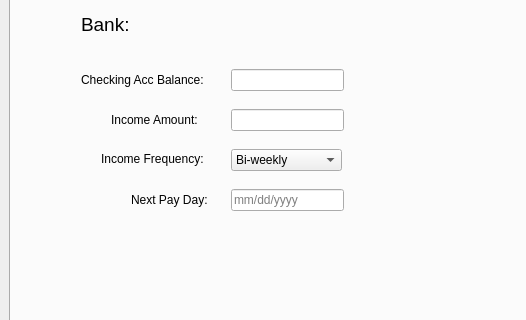
The window that realwindow.ui (robscott1/TransactionSorter) describes before a commit, drawn with Qt 5; both pictures show x 0 to 526 and y 155 to 475 of the 1224 by 947 pixel window.
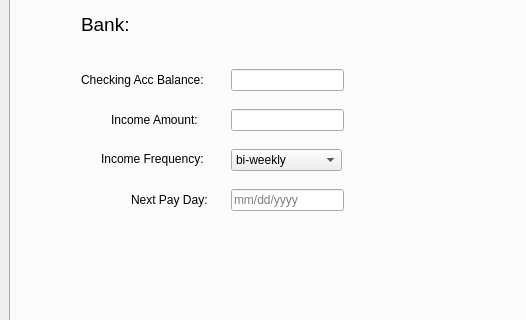
The same window after the commit.

Commit message: Made changes to .ui that will go into play next time it is converted. GUI was manually changed to what the comboBox freqPayDay will be -- just a change from upper case to lower case

Diff of the .ui file:
```diff
--- a/realwindow.ui
+++ b/realwindow.ui
@@ -126,7 +126,7 @@
         </property>
         <item>
          <property name="text">
-          <string>Bi-weekly</string>
+          <string>bi-weekly</string>
          </property>
         </item>
         <item>
```
Left out of the diff: 4 changed lines with no effect on the pictures. The commit also changes 1 other file.
